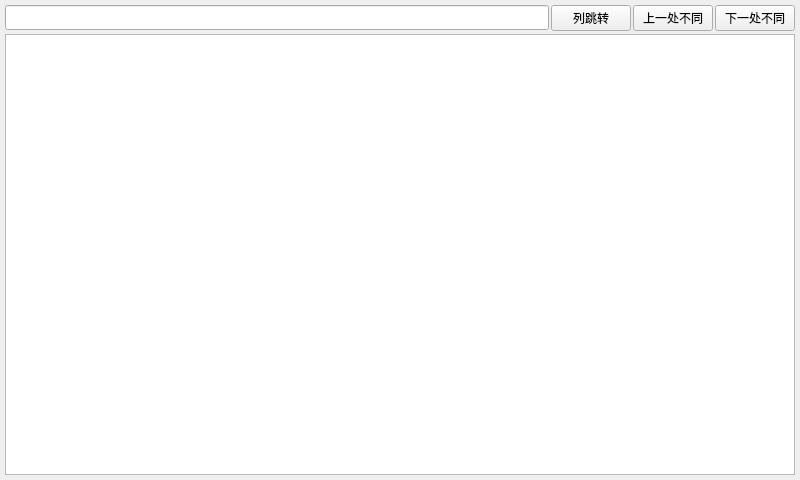
The window that src/dialogshowtablecompareview.ui (cnldw/FinanceFileReader) describes before a commit, drawn with Qt 5.
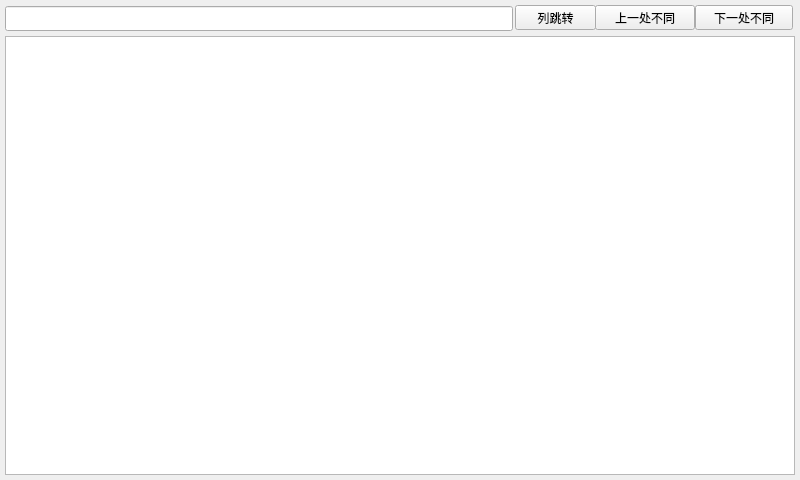
The same window after the commit. Icons and pictures are not drawn.

```diff
--- a/src/dialogshowtablecompareview.ui
+++ b/src/dialogshowtablecompareview.ui
@@ -74,11 +74,41 @@
       <property name="verticalSpacing">
        <number>0</number>
       </property>
-      <item row="0" column="0">
-       <widget class="QLineEdit" name="lineEdit"/>
-      </item>
       <item row="0" column="1">
+       <widget class="QFrame" name="frame">
+        <property name="sizePolicy">
+         <sizepolicy hsizetype="Minimum" vsizetype="Fixed">
+          <horstretch>0</horstretch>
+          <verstretch>0</verstretch>
+         </sizepolicy>
+        </property>
+        <property name="minimumSize">
+         <size>
+          <width>280</width>
+          <height>28</height>
+         </size>
+        </property>
+        <property name="maximumSize">
+         <size>
+          <width>280</width>
+          <height>28</height>
+         </size>
+        </property>
+        <property name="frameShape">
+         <enum>QFrame::NoFrame</enum>
+        </property>
+        <property name="frameShadow">
+         <enum>QFrame::Raised</enum>
+        </property>
        <widget class="QPushButton" name="pushButton">
+         <property name="geometry">
+          <rect>
+           <x>0</x>
+           <y>0</y>
+           <width>81</width>
+           <height>25</height>
+          </rect>
+         </property>
         <property name="focusPolicy">
          <enum>Qt::NoFocus</enum>
         </property>
@@ -86,9 +116,15 @@
          <string>列跳转</string>
         </property>
        </widget>
-      </item>
-      <item row="0" column="2">
        <widget class="QPushButton" name="pushButton_2">
+         <property name="geometry">
+          <rect>
+           <x>80</x>
+           <y>0</y>
+           <width>100</width>
+           <height>25</height>
+          </rect>
+         </property>
         <property name="focusPolicy">
          <enum>Qt::NoFocus</enum>
         </property>
@@ -96,9 +132,15 @@
          <string>上一处不同</string>
         </property>
        </widget>
-      </item>
-      <item row="0" column="3">
        <widget class="QPushButton" name="pushButton_3">
+         <property name="geometry">
+          <rect>
+           <x>180</x>
+           <y>0</y>
+           <width>98</width>
+           <height>25</height>
+          </rect>
+         </property>
         <property name="focusPolicy">
          <enum>Qt::NoFocus</enum>
         </property>
@@ -106,6 +148,10 @@
          <string>下一处不同</string>
         </property>
        </widget>
+       </widget>
+      </item>
+      <item row="0" column="0">
+       <widget class="QLineEdit" name="lineEdit"/>
       </item>
      </layout>
     </widget>
```
Lines whose indentation alone changed are shown as unchanged.
